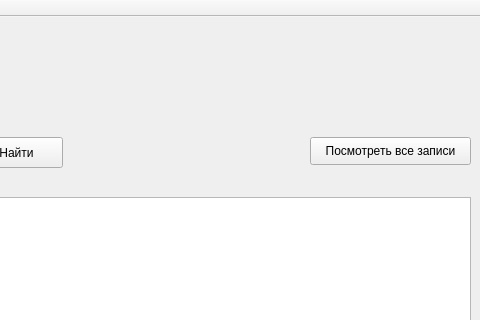
Qt form qtProject/mainwindow.ui (begbeder/qtCsv) before a commit; both pictures show x 530 to 1010 and y 0 to 320 of the 1010 by 584 pixel window.
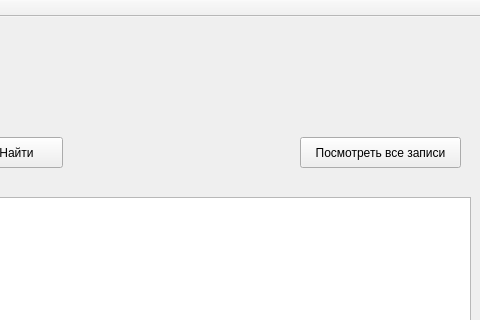
The same form after that commit.

The edit to the form file:
```diff
--- a/qtProject/mainwindow.ui
+++ b/qtProject/mainwindow.ui
@@ -174,10 +174,10 @@
    <widget class="QPushButton" name="showFullListButton">
     <property name="geometry">
      <rect>
-      <x>840</x>
+      <x>830</x>
       <y>120</y>
       <width>161</width>
-      <height>28</height>
+      <height>31</height>
      </rect>
     </property>
     <property name="text">
```
